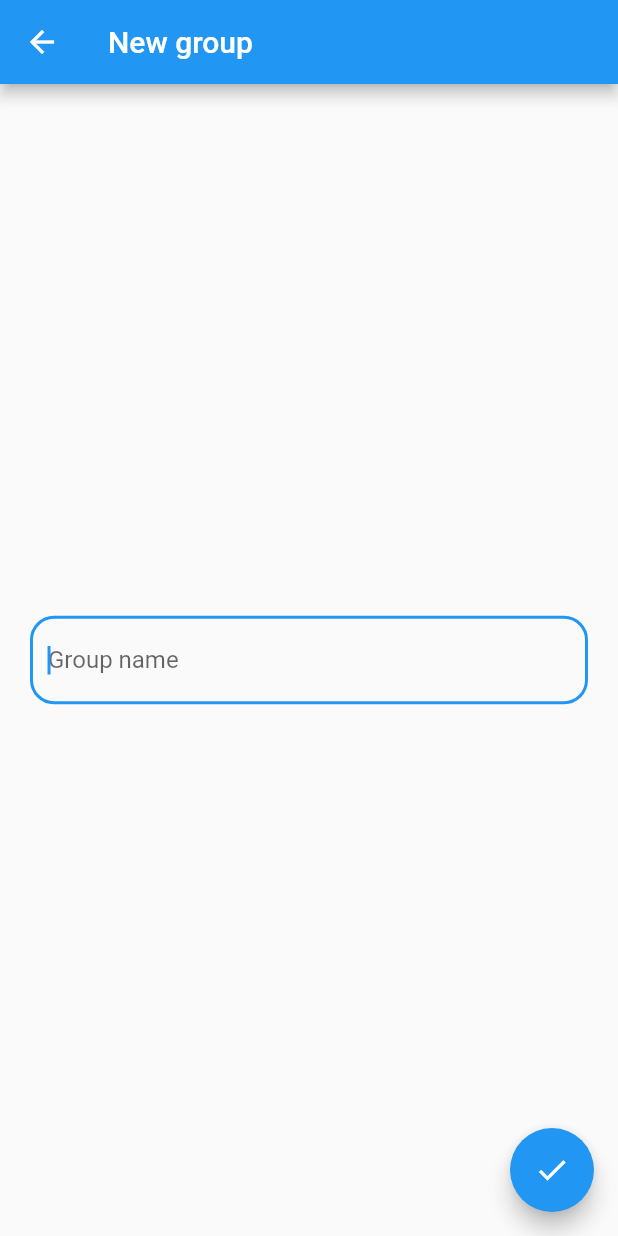
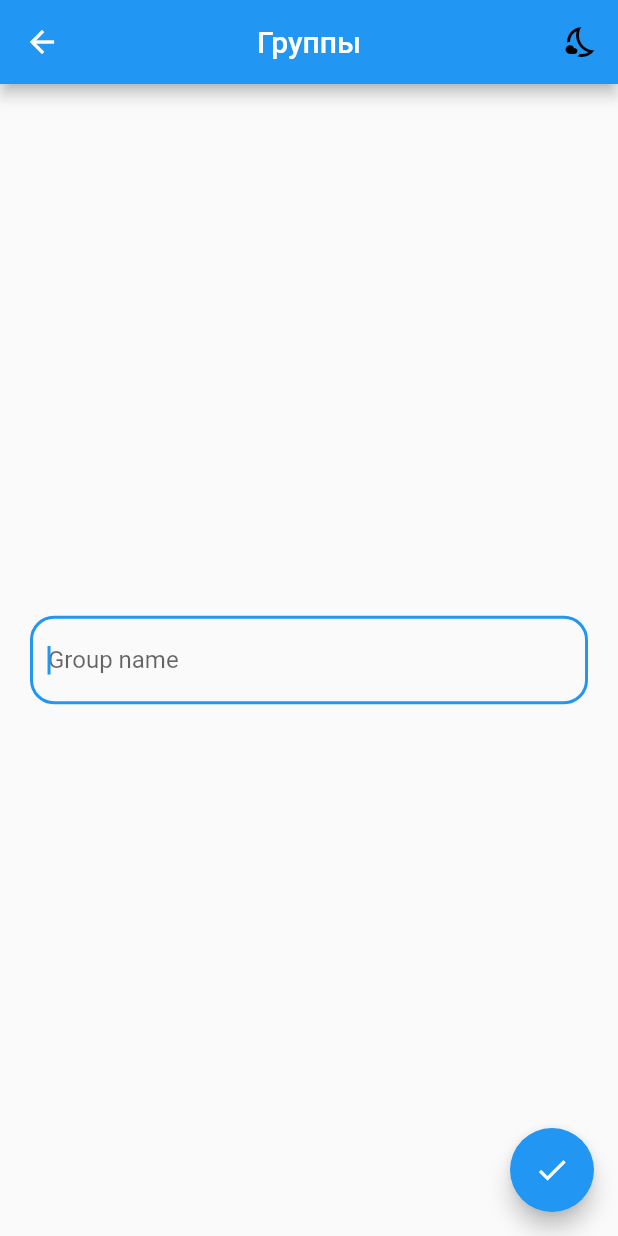
Before and after one commit to ErjanEsengeldiev/toDoList, a Flutter app: the BodyGroupsFormWidget screen opened directly, on a phone screen of 412 x 824 dp. Run offline on Flutter 3.47's test engine with Material 2 defaults, Android fonts, the phone set to English and light mode, and no system bars; our stand-ins replace flutter_slidable, hive, hive_flutter; accounts and stored records are empty.

Commit message:
add change theme function

```diff
--- a/lib/domain/entity/task.dart
+++ b/lib/domain/entity/task.dart
@@ -1,4 +1,3 @@
-
 import 'package:hive_flutter/hive_flutter.dart';
 import 'package:hive/hive.dart';
 part 'task.g.dart';
--- a/lib/main.dart
+++ b/lib/main.dart
@@ -1,26 +1,49 @@
 import 'package:flutter/material.dart';
 import 'package:hive_flutter/hive_flutter.dart';
+import 'package:todolist/main_model.dart';
 import 'package:todolist/ui/navigation/main_navigation.dart';
+
 void main() async {
   WidgetsFlutterBinding.ensureInitialized();
   await Hive.initFlutter();
   runApp(const MyApp());
 }
 
-class MyApp extends StatelessWidget {
+class MyApp extends StatefulWidget {
   static final mainNavigation = MainNavigation();
   const MyApp({Key? key}) : super(key: key);
+
+  @override
+  State<MyApp> createState() => _MyAppState();
+}
+
+class _MyAppState extends State<MyApp> {
+  final MainModel model = MainModel();
+  @override
+  Widget build(BuildContext context) {
+    return MainProvider(
+      model: model,
+      child: const MaterialForApp(),
+    );
+  }
+}
+
+class MaterialForApp extends StatelessWidget {
+  const MaterialForApp({
+    Key? key,
+  }) : super(key: key);
 
   @override
   Widget build(BuildContext context) {
     return MaterialApp(
         debugShowCheckedModeBanner: false,
         title: 'Flutter Demo',
-        theme: ThemeData(
-          primarySwatch: Colors.blue,
-        ),
-        onGenerateRoute: mainNavigation.onGenerateRoute,
-        initialRoute: mainNavigation.initialRoute,
-        routes: mainNavigation.routes);
+        theme: context
+            .dependOnInheritedWidgetOfExactType<MainProvider>()!
+            .model
+            .themeOfApp,
+        onGenerateRoute: MyApp.mainNavigation.onGenerateRoute,
+        initialRoute: MyApp.mainNavigation.initialRoute,
+        routes: MyApp.mainNavigation.routes);
   }
 }
--- /dev/null
+++ b/lib/main_model.dart
@@ -0,0 +1,34 @@
+import 'package:flutter/material.dart';
+
+class MainModel extends ChangeNotifier {
+  ThemeData themeOfApp = ThemeData.light();
+  void changeThemeOfApp() {
+    themeOfApp == ThemeData.dark()
+        ? themeOfApp = ThemeData.light()
+        : themeOfApp = ThemeData.dark();
+
+    notifyListeners();
+  }
+}
+
+class MainProvider extends InheritedNotifier {
+  final MainModel model;
+
+  const MainProvider({Key? key, required Widget child, required this.model})
+      : super(key: key, child: child, notifier: model);
+
+  static MainProvider? watch(BuildContext context) {
+    return context.dependOnInheritedWidgetOfExactType<MainProvider>();
+  }
+
+  static MainProvider? read(BuildContext context) {
+    final widget =
+        context.getElementForInheritedWidgetOfExactType<MainProvider>()?.widget;
+    return widget is MainProvider ? widget : null;
+  }
+
+  @override
+  bool updateShouldNotify(covariant InheritedWidget oldWidget) {
+    return false;
+  }
+}
--- a/lib/ui/widgets/groups_form/groups_from_widget.dart
+++ b/lib/ui/widgets/groups_form/groups_from_widget.dart
@@ -1,4 +1,5 @@
 import 'package:flutter/material.dart';
+import 'package:todolist/main_model.dart';
 import 'groups_from_model_widget.dart';
 
 class GroupsFormWidget extends StatefulWidget {
@@ -19,14 +20,47 @@ class _GroupsFormWidgetState extends State<GroupsFormWidget> {
   }
 }
 
-class BodyGroupsFormWidget extends StatelessWidget {
+class BodyGroupsFormWidget extends StatefulWidget {
   const BodyGroupsFormWidget({Key? key}) : super(key: key);
 
+  @override
+  State<BodyGroupsFormWidget> createState() => _BodyGroupsFormWidgetState();
+}
+
+class _BodyGroupsFormWidgetState extends State<BodyGroupsFormWidget> {
   @override
   Widget build(BuildContext context) {
     return Scaffold(
       appBar: AppBar(
-        title: const Text('New group'),
+        actions: [
+          IconButton(
+              onPressed: () {
+                setState(() {
+                  context
+                      .dependOnInheritedWidgetOfExactType<MainProvider>()!
+                      .model
+                      .changeThemeOfApp();
+                });
+              },
+              icon: Icon(
+                context
+                            .dependOnInheritedWidgetOfExactType<MainProvider>()!
+                            .model
+                            .themeOfApp ==
+                        ThemeData.light()
+                    ? Icons.nights_stay_outlined
+                    : Icons.light,
+                color: context
+                            .dependOnInheritedWidgetOfExactType<MainProvider>()!
+                            .model
+                            .themeOfApp ==
+                        ThemeData.light()
+                    ? Colors.black
+                    : Colors.white,
+              )),
+        ],
+        title: const Text('Группы'),
+        centerTitle: true,
       ),
       body: const Center(
         child: Padding(
```
Also changed, not shown: lib/ui/widgets/groups.dart/groups_widget.dart (+36 -2 lines), lib/ui/widgets/groups.dart/widgets/navigation_drawer_widget.dart (added, +21 -0 lines), lib/ui/widgets/tasks_form/task_form_widget.dart (+37 -3 lines), pubspec.lock, 29 other files.
